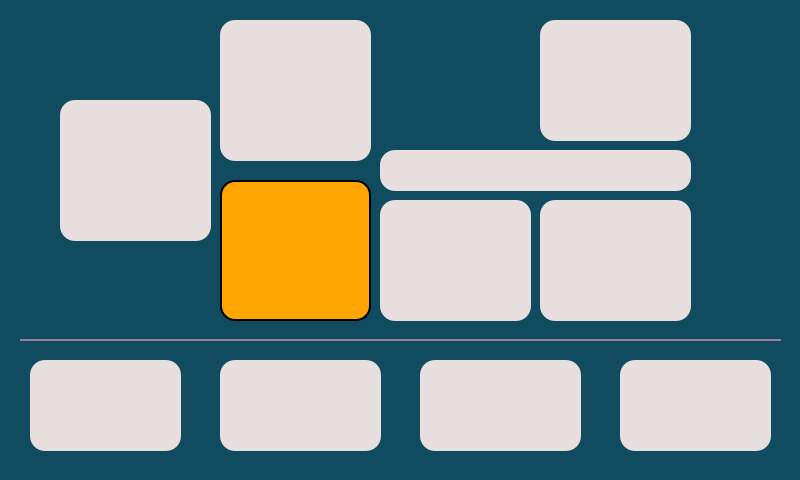
dknigh21/piHue, file pyHue.ui: the form before one commit.
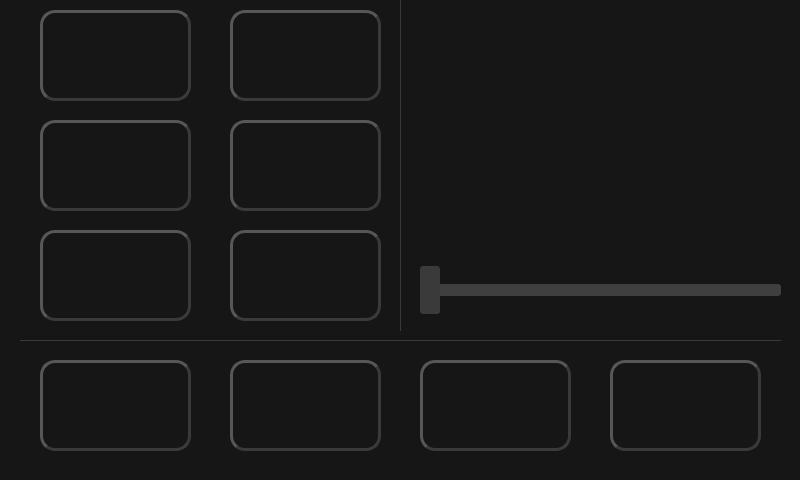
The form after the commit.

Patch:
```diff
--- a/pyHue.ui
+++ b/pyHue.ui
@@ -47,7 +47,7 @@
    <double>1.000000000000000</double>
   </property>
   <property name="styleSheet">
-   <string notr="true">background-color: #114b5f;
+   <string notr="true">background-color: #161616;
 </string>
   </property>
   <property name="unifiedTitleAndToolBarOnMac">
@@ -57,16 +57,30 @@
    <widget class="QPushButton" name="btnBedroom">
     <property name="geometry">
      <rect>
-      <x>60</x>
-      <y>100</y>
+      <x>40</x>
+      <y>10</y>
       <width>151</width>
-      <height>141</height>
+      <height>91</height>
      </rect>
     </property>
     <property name="styleSheet">
-     <string notr="true">background-color: #E7DFDD;
-border-style: outset;
-border-radius: 15px;</string>
+     <string notr="true">QPushButton{
+	background-color: #161616;
+	border-width: 3px;
+	border-color: #3a3a3a;
+	border-style: outset;
+	border-radius: 15px;
+}
+
+QPushButton:pressed{
+	background-color: #ffffff;
+}
+
+QPushButton:checked{
+	background-color: #ffffff;
+	border-style: inset;
+	border-color: #9557c6;
+}</string>
     </property>
     <property name="text">
      <string/>
@@ -77,20 +91,37 @@
       <height>75</height>
      </size>
     </property>
+    <property name="checkable">
+     <bool>true</bool>
+    </property>
    </widget>
    <widget class="QPushButton" name="btnKitchen">
     <property name="geometry">
      <rect>
-      <x>220</x>
-      <y>20</y>
+      <x>40</x>
+      <y>120</y>
       <width>151</width>
-      <height>141</height>
+      <height>91</height>
      </rect>
     </property>
     <property name="styleSheet">
-     <string notr="true">background-color: #E7DFDD;
-border-style: outset;
-border-radius: 15px;</string>
+     <string notr="true">QPushButton{
+	background-color: #161616;
+	border-width: 3px;
+	border-color: #3a3a3a;
+	border-style: outset;
+	border-radius: 15px;
+}
+
+QPushButton:pressed{
+	background-color: #ffffff;
+}
+
+QPushButton:checked{
+	background-color: #ffffff;
+	border-style: inset;
+	border-color: #9557c6;
+}</string>
     </property>
     <property name="text">
      <string/>
@@ -101,24 +132,37 @@
       <height>75</height>
      </size>
     </property>
+    <property name="checkable">
+     <bool>true</bool>
+    </property>
    </widget>
    <widget class="QPushButton" name="btnLivingRoom">
     <property name="geometry">
      <rect>
-      <x>220</x>
-      <y>180</y>
+      <x>40</x>
+      <y>230</y>
       <width>151</width>
-      <height>141</height>
+      <height>91</height>
      </rect>
     </property>
     <property name="styleSheet">
-     <string notr="true">background-color: orange;
-border-style: outset;
-border-width: 2px;
-border-radius: 15px;
-border-color: black;
-padding: 4px;
-</string>
+     <string notr="true">QPushButton{
+	background-color: #161616;
+	border-width: 3px;
+	border-color: #3a3a3a;
+	border-style: outset;
+	border-radius: 15px;
+}
+
+QPushButton:pressed{
+	background-color: #ffffff;
+}
+
+QPushButton:checked{
+	background-color: #ffffff;
+	border-style: inset;
+	border-color: #9557c6;
+}</string>
     </property>
     <property name="text">
      <string/>
@@ -129,41 +173,40 @@
       <height>75</height>
      </size>
     </property>
+    <property name="checkable">
+     <bool>true</bool>
+    </property>
     <property name="flat">
      <bool>false</bool>
     </property>
    </widget>
-   <widget class="QPushButton" name="btnHallway">
-    <property name="geometry">
-     <rect>
-      <x>380</x>
-      <y>150</y>
-      <width>311</width>
-      <height>41</height>
-     </rect>
-    </property>
-    <property name="styleSheet">
-     <string notr="true">background-color: #E7DFDD;
-border-style: outset;
-border-radius: 15px;</string>
-    </property>
-    <property name="text">
-     <string/>
-    </property>
-   </widget>
    <widget class="QPushButton" name="btnDanaOffice">
     <property name="geometry">
      <rect>
-      <x>380</x>
-      <y>200</y>
+      <x>230</x>
+      <y>10</y>
       <width>151</width>
-      <height>121</height>
+      <height>91</height>
      </rect>
     </property>
     <property name="styleSheet">
-     <string notr="true">background-color: rgb(231, 223, 221);
-border-style: outset;
-border-radius: 15px;</string>
+     <string notr="true">QPushButton{
+	background-color: #161616;
+	border-width: 3px;
+	border-color: #3a3a3a;
+	border-style: outset;
+	border-radius: 15px;
+}
+
+QPushButton:pressed{
+	background-color: #ffffff;
+}
+
+QPushButton:checked{
+	background-color: #ffffff;
+	border-style: inset;
+	border-color: #9557c6;
+}</string>
     </property>
     <property name="text">
      <string/>
@@ -174,20 +217,37 @@
       <height>75</height>
      </size>
     </property>
+    <property name="checkable">
+     <bool>true</bool>
+    </property>
    </widget>
    <widget class="QPushButton" name="btnDanielOffice">
     <property name="geometry">
      <rect>
-      <x>540</x>
-      <y>200</y>
+      <x>230</x>
+      <y>230</y>
       <width>151</width>
-      <height>121</height>
+      <height>91</height>
      </rect>
     </property>
     <property name="styleSheet">
-     <string notr="true">background-color: #E7DFDD;
-border-style: outset;
-border-radius: 15px;</string>
+     <string notr="true">QPushButton{
+	background-color: #161616;
+	border-width: 3px;
+	border-color: #3a3a3a;
+	border-style: outset;
+	border-radius: 15px;
+}
+
+QPushButton:pressed{
+	background-color: #ffffff;
+}
+
+QPushButton:checked{
+	background-color: #ffffff;
+	border-style: inset;
+	border-color: #9557c6;
+}</string>
     </property>
     <property name="text">
      <string/>
@@ -198,20 +258,37 @@
       <height>75</height>
      </size>
     </property>
+    <property name="checkable">
+     <bool>true</bool>
+    </property>
    </widget>
    <widget class="QPushButton" name="btnStudio">
     <property name="geometry">
      <rect>
-      <x>540</x>
-      <y>20</y>
+      <x>230</x>
+      <y>120</y>
       <width>151</width>
-      <height>121</height>
+      <height>91</height>
      </rect>
     </property>
     <property name="styleSheet">
-     <string notr="true">background-color: #E7DFDD;
-border-style: outset;
-border-radius: 15px;</string>
+     <string notr="true">QPushButton{
+	background-color: #161616;
+	border-width: 3px;
+	border-color: #3a3a3a;
+	border-style: outset;
+	border-radius: 15px;
+}
+
+QPushButton:pressed{
+	background-color: #ffffff;
+}
+
+QPushButton:checked{
+	background-color: #ffffff;
+	border-style: inset;
+	border-color: #9557c6;
+}</string>
     </property>
     <property name="text">
      <string/>
@@ -222,20 +299,37 @@
       <height>75</height>
      </size>
     </property>
+    <property name="checkable">
+     <bool>true</bool>
+    </property>
    </widget>
    <widget class="QPushButton" name="btnAllOn">
     <property name="geometry">
      <rect>
-      <x>620</x>
+      <x>610</x>
       <y>360</y>
       <width>151</width>
       <height>91</height>
      </rect>
     </property>
     <property name="styleSheet">
-     <string notr="true">background-color: #E7DFDD;
-border-style: outset;
-border-radius: 15px;</string>
+     <string notr="true">QPushButton{
+	background-color: #161616;
+	border-width: 3px;
+	border-color: #3a3a3a;
+	border-style: outset;
+	border-radius: 15px;
+}
+
+QPushButton:pressed{
+	background-color: #ffffff;
+}
+
+QPushButton:checked{
+	background-color: #ffffff;
+	border-style: inset;
+	border-color: #9557c6;
+}</string>
     </property>
     <property name="text">
      <string/>
@@ -246,20 +340,37 @@
       <height>75</height>
      </size>
     </property>
+    <property name="checkable">
+     <bool>false</bool>
+    </property>
    </widget>
    <widget class="QPushButton" name="btnAllOff">
     <property name="geometry">
      <rect>
       <x>420</x>
       <y>360</y>
-      <width>161</width>
+      <width>151</width>
       <height>91</height>
      </rect>
     </property>
     <property name="styleSheet">
-     <string notr="true">background-color: #E7DFDD;
-border-style: outset;
-border-radius: 15px;</string>
+     <string notr="true">QPushButton{
+	background-color: #161616;
+	border-width: 3px;
+	border-color: #3a3a3a;
+	border-style: outset;
+	border-radius: 15px;
+}
+
+QPushButton:pressed{
+	background-color: #ffffff;
+}
+
+QPushButton:checked{
+	background-color: #ffffff;
+	border-style: inset;
+	border-color: #9557c6;
+}</string>
     </property>
     <property name="text">
      <string/>
@@ -270,20 +381,37 @@
       <height>75</height>
      </size>
     </property>
+    <property name="checkable">
+     <bool>false</bool>
+    </property>
    </widget>
    <widget class="QPushButton" name="btnAway">
     <property name="geometry">
      <rect>
-      <x>30</x>
+      <x>40</x>
       <y>360</y>
       <width>151</width>
       <height>91</height>
      </rect>
     </property>
     <property name="styleSheet">
-     <string notr="true">background-color: #E7DFDD;
-border-style: outset;
-border-radius: 15px;</string>
+     <string notr="true">QPushButton{
+	background-color: #161616;
+	border-width: 3px;
+	border-color: #3a3a3a;
+	border-style: outset;
+	border-radius: 15px;
+}
+
+QPushButton:pressed{
+	background-color: #ffffff;
+}
+
+QPushButton:checked{
+	background-color: #ffffff;
+	border-style: inset;
+	border-color: #9557c6;
+}</string>
     </property>
     <property name="text">
      <string/>
@@ -294,6 +422,9 @@
       <height>75</height>
      </size>
     </property>
+    <property name="checkable">
+     <bool>true</bool>
+    </property>
    </widget>
    <widget class="Line" name="line">
     <property name="geometry">
@@ -305,13 +436,13 @@
      </rect>
     </property>
     <property name="styleSheet">
-     <string notr="true">color: rgb(152, 129, 152)</string>
+     <string notr="true">color: #3a3a3a</string>
     </property>
     <property name="frameShadow">
      <enum>QFrame::Plain</enum>
     </property>
     <property name="lineWidth">
-     <number>2</number>
+     <number>1</number>
     </property>
     <property name="orientation">
      <enum>Qt::Horizontal</enum>
@@ -336,16 +467,30 @@
    <widget class="QPushButton" name="btnParty">
     <property name="geometry">
      <rect>
-      <x>220</x>
+      <x>230</x>
       <y>360</y>
-      <width>161</width>
+      <width>151</width>
       <height>91</height>
      </rect>
     </property>
     <property name="styleSheet">
-     <string notr="true">background-color: #E7DFDD;
-border-style: outset;
-border-radius: 15px;</string>
+     <string notr="true">QPushButton{
+	background-color: #161616;
+	border-width: 3px;
+	border-color: #3a3a3a;
+	border-style: outset;
+	border-radius: 15px;
+}
+
+QPushButton:pressed{
+	background-color: #ffffff;
+}
+
+QPushButton:checked{
+	background-color: #ffffff;
+	border-style: inset;
+	border-color: #9557c6;
+}</string>
     </property>
     <property name="text">
      <string/>
@@ -358,6 +503,105 @@
     </property>
     <property name="checkable">
      <bool>true</bool>
+    </property>
+    <property name="checked">
+     <bool>false</bool>
+    </property>
+   </widget>
+   <widget class="Line" name="line_2">
+    <property name="geometry">
+     <rect>
+      <x>390</x>
+      <y>0</y>
+      <width>21</width>
+      <height>331</height>
+     </rect>
+    </property>
+    <property name="styleSheet">
+     <string notr="true">color: #3a3a3a</string>
+    </property>
+    <property name="frameShadow">
+     <enum>QFrame::Plain</enum>
+    </property>
+    <property name="lineWidth">
+     <number>1</number>
+    </property>
+    <property name="orientation">
+     <enum>Qt::Vertical</enum>
+    </property>
+   </widget>
+   <widget class="QSlider" name="brightnessSlider">
+    <property name="enabled">
+     <bool>false</bool>
+    </property>
+    <property name="geometry">
+     <rect>
+      <x>420</x>
+      <y>260</y>
+      <width>361</width>
+      <height>61</height>
+     </rect>
+    </property>
+    <property name="styleSheet">
+     <string notr="true">QSlider::groove:horizontal {
+    height: 8px; /* the groove expands to the size of the slider by default. by giving it a height, it has a fixed size */
+    background: #3f3f3f;
+    margin: 2px 0;
+}
+
+QSlider::groove:horizontal:disabled {
+	background: #313131;
+	border-radius: 2px;
+	border-style: none;
+}
+
+QSlider::add-page {
+	background: #3f3f3f;
+	border-radius: 3px;
+}
+
+QSlider::sub-page {
+	background: #f0f0f0;
+	border-radius: 3px;
+}
+
+QSlider::sub-page:disabled {
+	background: #6d6d6d;
+	border-radius: 3px;
+}
+
+QSlider::handle:horizontal {
+    background: #9557c6;
+    width: 20px;
+
+    margin: -20px 0; /* handle is placed by default on the contents rect of the groove. Expand outside the groove */
+    border-radius: 3px;
+}
+
+QSlider::handle:horizontal:disabled {
+	 background: #3a3a3a;
+}</string>
+    </property>
+    <property name="minimum">
+     <number>1</number>
+    </property>
+    <property name="maximum">
+     <number>254</number>
+    </property>
+    <property name="tracking">
+     <bool>true</bool>
+    </property>
+    <property name="orientation">
+     <enum>Qt::Horizontal</enum>
+    </property>
+    <property name="invertedAppearance">
+     <bool>false</bool>
+    </property>
+    <property name="invertedControls">
+     <bool>false</bool>
+    </property>
+    <property name="tickPosition">
+     <enum>QSlider::NoTicks</enum>
     </property>
    </widget>
   </widget>
```
Left out of the diff: 2 changed lines with no effect on the pictures.
